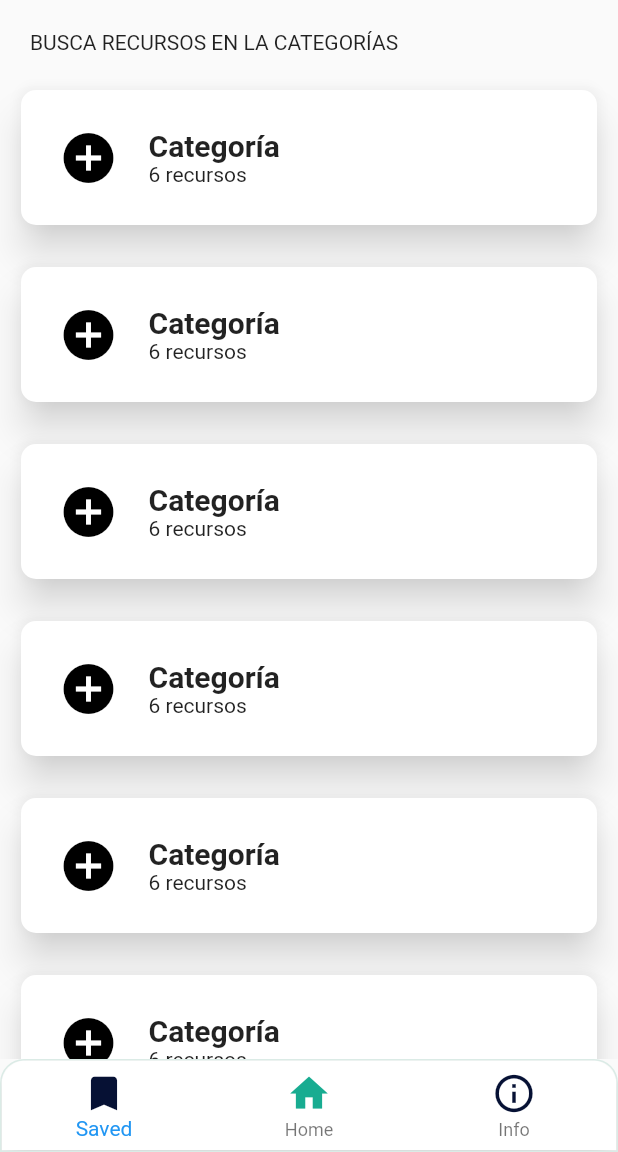
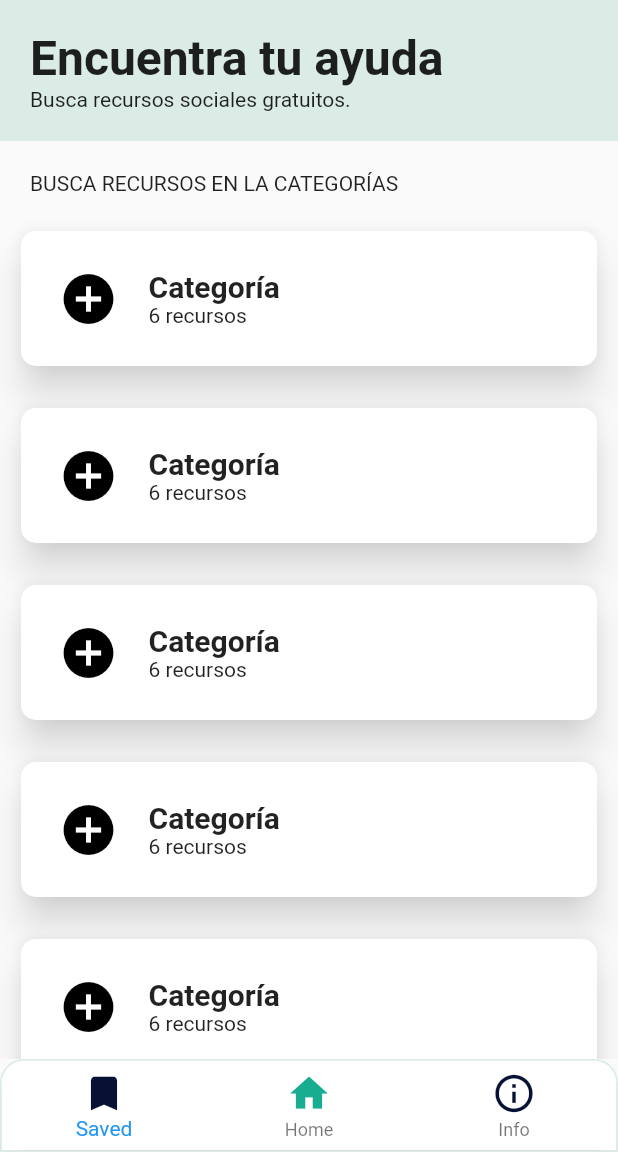
Before and after one commit to MovingForwardApp/moving-forward, a Flutter app: the screen it shows after launch, on a phone screen of 412 x 824 dp, the part 84-1236 px from its top. Run offline on Flutter 3.47's test engine with Material 2 defaults, Android fonts, the phone set to English and light mode, and no system bars.

Commit message:
nav from categoryList to categoryDetail

```diff
--- a/lib/category_list.dart
+++ b/lib/category_list.dart
@@ -1,35 +1,63 @@
 import 'package:flutter/material.dart';
 import 'package:flutter/widgets.dart';
+import 'theme.dart';
+
+import 'category_detail.dart';
 
 class CategoryList extends StatelessWidget {
-  final categoryCard = Card(
-      shape: RoundedRectangleBorder(borderRadius: BorderRadius.circular(10.0)),
-      elevation: 10,
-      shadowColor: Colors.grey[100],
+  Card _categoryCard(BuildContext context) {
+    return Card(
+      child: new InkWell(
+          onTap: () {
+            print('tapped');
+            Navigator.push(context,
+                MaterialPageRoute(builder: (context) => CategoryDetail()));
+          },
           child: Container(
               padding: const EdgeInsets.all(25),
               child: Row(
                 children: <Widget>[
                   Container(
                       margin: const EdgeInsets.only(right: 20),
-                  child: Icon(Icons.add_circle, size: 40, color: Colors.black)),
+                      child: Icon(Icons.add_circle,
+                          size: 40, color: Colors.black)),
                   Expanded(
                       child: Column(
                           crossAxisAlignment: CrossAxisAlignment.start,
                           children: [
                         Text(
                           'Categoría',
-                      style:
-                          TextStyle(fontWeight: FontWeight.bold, fontSize: 20),
+                          style: TextStyle(
+                              fontWeight: FontWeight.bold, fontSize: 20),
                         ),
                         Text('6 recursos')
                       ]))
                 ],
-          )));
+              ))),
+      shape: RoundedRectangleBorder(borderRadius: BorderRadius.circular(10.0)),
+      elevation: 10,
+      shadowColor: Colors.grey[100],
+    );
+  }
 
   @override
   Widget build(BuildContext context) {
     return Column(crossAxisAlignment: CrossAxisAlignment.start, children: [
+      Container(
+        width: double.infinity,
+        padding: const EdgeInsets.all(20),
+        color: MfColors.primary[100],
+        child: Column(
+          crossAxisAlignment: CrossAxisAlignment.start,
+          children: <Widget>[
+            Text(
+              'Encuentra tu ayuda',
+              style: TextStyle(fontWeight: FontWeight.bold, fontSize: 32),
+            ),
+            Text('Busca recursos sociales gratuitos.')
+          ],
+        ),
+      ),
       Container(
         child: Text('BUSCA RECURSOS EN LA CATEGORÍAS'),
         padding: const EdgeInsets.fromLTRB(20, 20, 20, 10),
@@ -38,7 +66,7 @@ class CategoryList extends StatelessWidget {
           child: ListView(
               children: List.generate(10, (index) {
         return Container(
-            padding: const EdgeInsets.all(10), child: categoryCard);
+            padding: const EdgeInsets.all(10), child: _categoryCard(context));
       })))
     ]);
   }
--- a/lib/main.dart
+++ b/lib/main.dart
@@ -1,6 +1,7 @@
 import 'package:flutter/material.dart';
 
 import 'layout.dart';
+
 import 'resource.dart';
 
 void main() {
```
Lines whose indentation alone changed are shown as unchanged.
